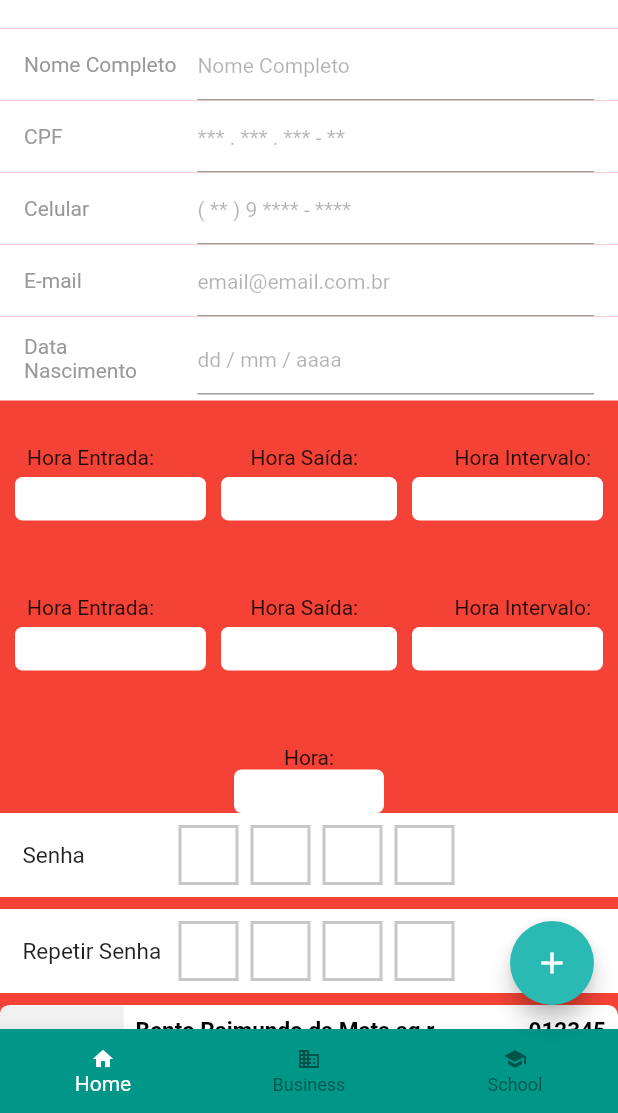
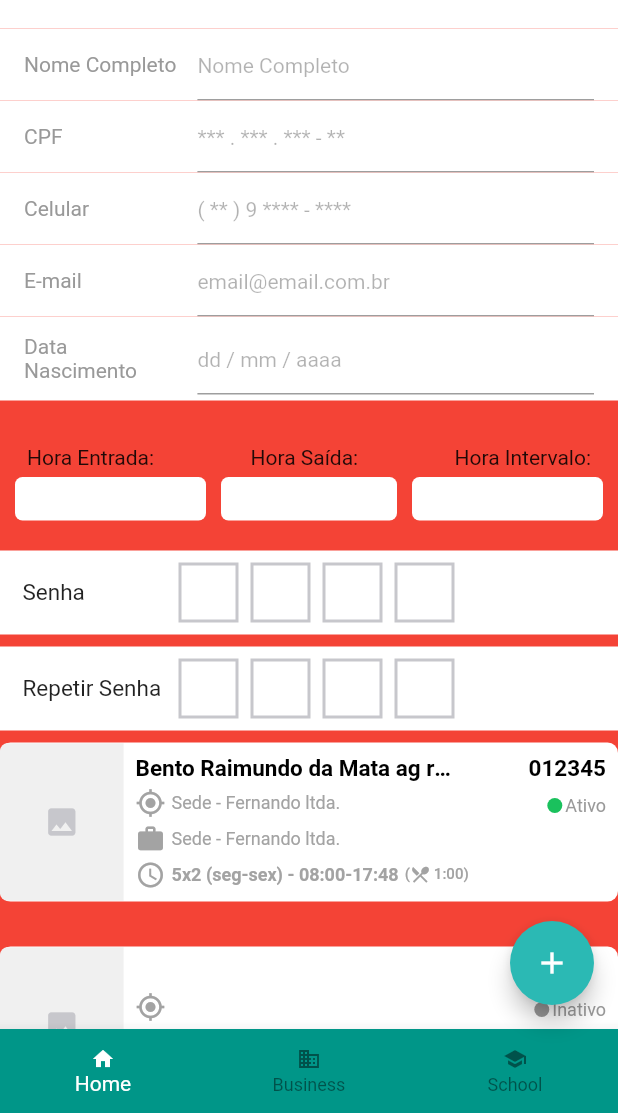
Before and after one commit to enzotiezzi/zcomponents, a Flutter app: the screen it shows after launch, on a phone screen of 412 x 824 dp, the part 123-1236 px from its top. Run offline on Flutter 3.47's test engine with Material 2 defaults, Android fonts, the phone set to English and light mode, and no system bars; drawn by our look-alikes of pin_code_text_field; our stand-ins replace email_validator; missing offline and left inert: configurable_expansion_tile, cpf_cnpj_validator, mask_shifter.

Commit message:
subAltHoraStteFull

```diff
--- a/example/lib/main.dart
+++ b/example/lib/main.dart
@@ -25,7 +25,6 @@ import 'package:z_components/components/z-baseline.dart';
 import 'package:z_components/components/z_navigationbar.dart';
 import 'package:z_components/components/z_text_field.dart';
 import 'package:z_components/components/z-collection.dart';
-import 'package:z_components/components/z-hora.dart';
 import 'package:z_components/components/z-hora-2.dart';
 
 
@@ -150,17 +149,6 @@ class Home extends StatelessWidget {
               context: context,
             ),
             new Hora(),
-            new ZHora(
-              zHora: ZHorario.isPadrao,
-              context: context,
-
-            ),
-            new ZHora(
-              zHora: ZHorario.isNormal,
-              context: context,
-    ),
-
-
             new ZPinSenha(
               context: context,
               numeroQuadrados: 4,
--- a/lib/components/z-hora.dart
+++ /dev/null
@@ -1,435 +0,0 @@
-import 'package:flutter/material.dart';
-import 'package:flutter/rendering.dart';
-import 'package:flutter/services.dart';
-import 'package:mask_shifter/mask_shifter.dart';
-import 'package:z_components/components/z-alert-dialog.dart';
-import 'package:z_components/components/z-size.dart';
-import 'package:z_components/config/z-dialog.dart';
-import 'package:z_components/config/z-horario-tye.dart';
-import 'package:z_components/config/z-tipos-baseline.dart';
-
-class ZHora extends StatelessWidget {
-  Widget _zHora;
-
-  final Key key;
-  final BuildContext context;
-  final ZHorario zHora;
-  bool dMaisUm = false;
-
-  FocusNode _focusEntrada;
-  FocusNode _focusSaida;
-  FocusNode _focusIntervalo;
-
-  String _horaEntrada;
-  String _minutoEntrada;
-  int _intHoraEntrada = 0;
-  int _intMinutoEntrada;
-
-
-  String _horaSaida;
-  String _minutoSaida;
-  int _intHoraSaida = 0;
-  int _intMinutoSaida;
-
-
-  String _horaIntervalo;
-  String _minutoIntervalo;
-  int _intHoraIntervalo;
-  int _intMinutoIntervalo;
-
-
-  ZHora(
-      {this.key,  @required this.context, this.zHora = ZHorario.isNormal})
-      : super(key: key) {
-    init();
-    switch (zHora) {
-      case ZHorario.isPadrao:
-        _zHora = new Column(
-          crossAxisAlignment: CrossAxisAlignment.center,
-          children: <Widget>[
-            new Container(
-              margin: EdgeInsets.only(top: 30),
-              child: new Row(
-                mainAxisAlignment: MainAxisAlignment.spaceBetween,
-                children: <Widget>[
-                  new Container(
-                    margin: EdgeInsets.only(left: 18),
-
-                    child: new Text("Hora Entrada:"),
-                  ),
-                  new Text("Hora Saída:"),
-                  new Container(
-                    margin: EdgeInsets.only(right: 18),
-                    child: new Text("Hora Intervalo:"),
-                  ),
-                ],
-              ),
-            ),
-            new Container(
-              margin: EdgeInsets.only(top: 5, bottom: 20),
-              child: new Row(
-                mainAxisSize: MainAxisSize.min,
-                mainAxisAlignment: MainAxisAlignment.spaceEvenly,
-                children: <Widget>[
-                  new Expanded(
-                      child: new Column(
-                        children: <Widget>[
-                          new Row(
-                            mainAxisAlignment: MainAxisAlignment.spaceBetween,
-                            children: <Widget>[
-                              new Expanded(
-                                child: new Container(
-                                  margin: EdgeInsets.only(left: 10),
-                                  padding: EdgeInsets.only(top: 5, bottom: 5),
-                                  decoration: new BoxDecoration(
-                                    color: Colors.white,
-                                    borderRadius: new BorderRadius.all(
-                                        const Radius.circular(5.0)),
-                                  ),
-                                  child: new Container(
-                                      margin: EdgeInsets.only(left: 30.0),
-                                      child: new TextField(
-                                        onSubmitted: (term) {
-                                          _fieldFocusChange(context, _focusEntrada, _focusSaida);
-                                        },
-                                        inputFormatters: [
-                                          MaskedTextInputFormatterShifter(
-                                              maskONE: "XX:XX", maskTWO: "XX:XX"),
-                                          BlacklistingTextInputFormatter(RegExp("[/\\\\,.-]")),
-
-                                        ],
-                                        focusNode: _focusEntrada,
-                                        keyboardType: TextInputType.number,
-                                        //controller: _binding.controllerHorarioInicio,
-                                        decoration: InputDecoration.collapsed(hintText: ""),
-                                        onChanged: (text) {
-                                          _horaEntrada = text.substring(0, 2);
-                                          _minutoEntrada = text.substring(3, 5);
-                                          _intHoraEntrada = int.parse(_horaEntrada);
-                                          _intMinutoEntrada = int.parse(_minutoEntrada);
-                                      if(text.length == 5)
-                                      {
-                                        if(_intHoraEntrada > 23 && _intMinutoEntrada > 59)
-                                        {
-                                          showAlertDialogNew("Horario Inválido!", "Por favor insira um valor de hora entre 00 e 23 e um minuto de 00 a 59.");
-                                        }
-                                       else if(_intHoraEntrada > 23 && _intMinutoEntrada < 59)
-                                        {
-                                          showAlertDialogNew("Hora Inválida!", "Por favor insira um valor de hora entre 00 e 23.");
-                                        }
-                                        else if(_intHoraEntrada < 24 && _intMinutoEntrada > 59)
-                                        {
-                                          showAlertDialogNew("Minuto Inválido!", "Por favor insira um valor de minuto entre 00 e 59.");
-                                        }
-                                        else{
-                                          _fieldFocusChange(context, _focusEntrada, _focusSaida);
-                                        }
-                                      }
-
-
-                                        },
-                                      )),
-                                ),
-                              ),
-                              new Expanded(
-                                child: new Container(
-                                  margin: EdgeInsets.only(right: 10,left: 10),
-                                  padding: EdgeInsets.only(top: 5, bottom: 5),
-                                  decoration: new BoxDecoration(
-                                    color: Colors.white,
-                                    borderRadius: new BorderRadius.all(
-                                        const Radius.circular(5.0)),
-                                  ),
-                                  child: new Stack(
-                                    children: <Widget>[
-                                      new Container(
-                                          margin: EdgeInsets.only(left: 30.0),
-                                          child: new TextField(
-                                            inputFormatters: [
-                                              MaskedTextInputFormatterShifter(
-                                                  maskONE: "XX:XX", maskTWO: "XX:XX"),
-                                              BlacklistingTextInputFormatter(RegExp("[/\\\\,.-]")),
-
-                                            ],
-                                            focusNode: _focusSaida,
-                                            keyboardType: TextInputType.number,
-                                            //controller: _binding.controllerFim,
-                                            decoration: InputDecoration.collapsed(hintText: ""),
-                                            onChanged: (text) {
-                                              _horaSaida = text.substring(0, 2);
-                                              _minutoSaida = text.substring(3, 5);
-                                              _intHoraSaida = int.parse(_horaSaida);
-                                              _intMinutoSaida = int.parse(_minutoSaida);
-                                              if(text.length == 5)
-                                              {
-                                                if(_intHoraSaida > 23 && _intMinutoSaida > 59)
-                                                {
-                                                  showAlertDialogNew("Horario Inválido!", "Por favor insira um valor de hora entre 00 e 23 e um minuto de 00 a 59.");
-                                                }
-                                                else if(_intHoraSaida > 23 && _intMinutoSaida < 59)
-                                                {
-                                                  showAlertDialogNew("Hora Inválida!", "Por favor insira um valor de hora entre 00 e 23.");
-                                                }
-                                                else if(_intHoraSaida < 23 && _intMinutoSaida > 59)
-                                                {
-                                                  showAlertDialogNew("Minuto Inválido!", "Por favor insira um valor de minuto entre 00 e 59.");
-                                                }
-                                                else {
-                                                  _fieldFocusChange(context, _focusSaida, _focusIntervalo);
-                                                }
-                                              }
-
-
-                                            },
-                                          )),
-                                      (dMaisUm == true)?
-                                      new Row(
-                                        mainAxisAlignment: MainAxisAlignment.end,
-                                        children: <Widget>[
-                                          new Container(
-                                            margin: const EdgeInsets.only(right: 2),
-                                            decoration: new BoxDecoration(
-                                                color: Colors.teal,
-                                                borderRadius: new BorderRadius.all(const Radius.circular(5.0))),
-                                            width: 28,
-                                            height: 20,
-                                            child: new Center(
-                                              child: new Text("d+1",style: new TextStyle(color: Colors.white,fontSize: 10),),
-                                            ),
-                                          )
-                                        ],
-                                      ):new Container()
-
-
-                                    ],
-                                  )
-                                ),
-                              ),
-                              new Expanded(
-                                child: new Container(
-                                  margin: EdgeInsets.only(right: 10),
-                                  padding: EdgeInsets.only(top: 5, bottom: 5),
-                                  decoration: new BoxDecoration(
-                                    color: Colors.white,
-                                    borderRadius: new BorderRadius.all(
-                                        const Radius.circular(5.0)),
-                                  ),
-                                  child: new Container(
-                                      margin: EdgeInsets.only(left: 30.0),
-                                      child: new TextField(
-                                        focusNode: _focusIntervalo,
-                                        inputFormatters: [
-                                          MaskedTextInputFormatterShifter(
-                                              maskONE: "XX:XX", maskTWO: "XX:XX"),
-                                          BlacklistingTextInputFormatter(RegExp("[/\\\\,.-]")),
-
-                                        ],
-                                        keyboardType: TextInputType.number,
-                                       // controller: _binding.controllerIntervalo,
-                                        decoration: InputDecoration.collapsed(hintText: ""),
-                                        onChanged: (text) {
-                                          _horaIntervalo = text.substring(0, 2);
-                                          _minutoIntervalo = text.substring(3, 5);
-                                          _intHoraIntervalo = int.parse(_horaIntervalo);
-                                          _intMinutoIntervalo = int.parse(_minutoIntervalo);
-
-                                          if(text.length == 5)
-                                          {
-                                            if(_intHoraIntervalo > 23 && _intMinutoIntervalo > 59)
-                                            {
-                                              showAlertDialogNew("Horario Inválido!", "Por favor insira um valor de hora entre 00 e 23 e um minuto de 00 a 59.");
-                                            }
-                                            else if(_intHoraIntervalo > 23 && _intMinutoIntervalo < 59)
-                                            {
-                                              showAlertDialogNew("Hora Inválida!", "Por favor insira um valor de hora entre 00 e 23.");
-                                            }
-                                            else if(_intHoraIntervalo < 23 && _intMinutoIntervalo > 59)
-                                            {
-                                              showAlertDialogNew("Minuto Inválido!", "Por favor insira um valor de minuto entre 00 e 59.");
-                                            }
-                                            else{
-                                              horarioTrabalhado();
-                                              FocusScope.of(context).requestFocus(new FocusNode());
-                                            }
-                                          }
-
-
-                                        },
-                                      )),
-                                ),
-                              ),
-                            ],
-                          )
-                        ],
-                      )),
-                ],
-              ),
-            ),
-          ],
-
-        );
-        break;
-      case ZHorario.isNormal:
-        _zHora = new Column(
-          mainAxisAlignment: MainAxisAlignment.center,
-          crossAxisAlignment: CrossAxisAlignment.center,
-          children: <Widget>[
-            new Container(
-              margin: EdgeInsets.only(top: 30),
-              child: new Row(
-                mainAxisAlignment: MainAxisAlignment.center,
-                children: <Widget>[
-                  new Container(
-                    child: new Text("Hora:"),
-                  ),
-                ],
-              ),
-            ),
-            new Container(
-              width: 100,
-              padding: EdgeInsets.only(top: 5, bottom: 5),
-              decoration: new BoxDecoration(
-                color: Colors.white,
-                borderRadius: new BorderRadius.all(
-                    const Radius.circular(5.0)),
-              ),
-              child: new Container(
-                  margin: EdgeInsets.only(left: 30.0),
-                  child: new TextField(
-                    inputFormatters: [
-                      MaskedTextInputFormatterShifter(
-                          maskONE: "XX:XX", maskTWO: "XX:XX"),
-                      BlacklistingTextInputFormatter(RegExp("[/\\\\,.-]")),
-
-                    ],
-                    //focusNode: _horaInicioFocus,
-                    keyboardType: TextInputType.number,
-                    //controller: _binding.controllerHorarioInicio,
-                    decoration: InputDecoration.collapsed(hintText: ""),
-                    onChanged: (text) {
-                      var hora = text.substring(0, 3);
-                      int intHora = int.parse(hora);
-                      var minuto = text.substring(3, 5);
-                      int intMinuto = int.parse(minuto);
-                      if(text.length == 5)
-                      {
-                        if(intHora > 23 && intMinuto > 59)
-                        {
-                          showAlertDialogNew("Horario Inválido!", "Por favor insira um valor de hora entre 00 e 23 e um minuto de 00 a 59.");
-                        }
-                        else if(intHora > 23 && intMinuto < 59)
-                        {
-                          showAlertDialogNew("Hora Inválida!", "Por favor insira um valor de hora entre 00 e 23.");
-                        }
-                        else if(intHora < 24 && intMinuto > 59)
-                        {
-                          showAlertDialogNew("Minuto Inválido!", "Por favor insira um valor de minuto entre 00 e 59.");
-                        }
-                      }
-
-
-                    },
-                  )),
-            ),
-          ],
-
-        );
-        break;
-    }
-  }
-  void showAlertDialogNew(String title, String message) async {
-    showDialog(
-        context: context,
-        builder: (BuildContext context) =>  ZAlertDialog(
-          zDialog: ZDialog.erro,
-          child: new Column(
-            children: <Widget>[
-              new Row(
-                mainAxisAlignment: MainAxisAlignment.center,
-                children: <Widget>[
-                  new Container(
-                    margin: const EdgeInsets.all(8),
-                    child: new Text(title,style: new TextStyle(fontWeight: FontWeight.bold,fontSize: 16),),
-                  )
-                ],
-              ),
-              new Row(
-                mainAxisAlignment: MainAxisAlignment.center,
-                children: <Widget>[
-                  new Container(
-                    width: MediaQuery.of(context).size.width * 0.6,
-                    margin: const EdgeInsets.only(left: 16, right: 16,bottom: 16),
-                    child: new Text(message,textAlign: TextAlign.center,style: new TextStyle(
-                        color:const  Color(0xff707070),fontSize: 13),),
-                  )
-                ],
-              ),
-              new Divider(
-                color: const Color(0xffdbdbdb),
-              ),
-              new Container(
-                child:  new InkWell(borderRadius: new BorderRadius.all(const Radius.circular(20.0)),
-                  splashColor: const Color(0xffe6e6e6),
-                  onTap: (){
-                    Navigator.pop(context);
-                  },
-                  child: new Container(
-                    padding: const EdgeInsets.all(12),
-                    child: new Text("ENTENDI",style: new TextStyle(fontWeight: FontWeight.bold),),
-                  ),
-                ),
-                margin: const EdgeInsets.only(bottom: 8),
-              )
-            ],
-          ),
-        ));
-  }
-  void horarioTrabalhado(){
-    var _horarioTrabalhado;
-    if(_intHoraEntrada > _intHoraSaida)
-    {
-
-      _horarioTrabalhado = 24 - _intHoraEntrada;
-      _horarioTrabalhado = _horarioTrabalhado + _intHoraSaida;
-      print(_horarioTrabalhado);
-      if(_intHoraIntervalo > _horarioTrabalhado)
-        {
-          showAlertDialogNew("Erro de Jornada!", "O intervalo não pode ser maior que a jornada trabalhada.");
-        }
-    }
-    else{
-
-      _horarioTrabalhado = _intHoraSaida - _intHoraEntrada;
-      print(_horarioTrabalhado);
-      if(_intHoraIntervalo > _horarioTrabalhado)
-      {
-        showAlertDialogNew("Erro de Jornada!", "O intervalo não pode ser maior que a jornada trabalhada.");
-      }
-    }
-  }
-  void init(){
-    _focusEntrada = FocusNode();
-    _focusSaida = FocusNode();
-    _focusIntervalo = FocusNode();
-    _focusSaida.addListener((){
-      if(_intHoraEntrada > _intHoraSaida)
-        {
-
-          dMaisUm = true;
-        }
-        else{
-        dMaisUm = false;
-      }
-    });
-
-  }
-  _fieldFocusChange(
-      BuildContext context, FocusNode currentFocus, FocusNode nextFocus) {
-    currentFocus.unfocus();
-    FocusScope.of(context).requestFocus(nextFocus);
-  }
-  @override
-  Widget build(BuildContext context) {
-    return _zHora;
-  }
-}
```
